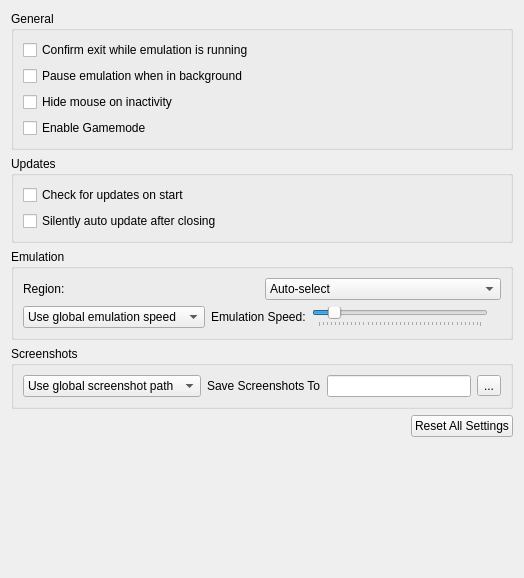
PabloMK7/citra, file src/citra_qt/configuration/configure_general.ui: the form before one commit.
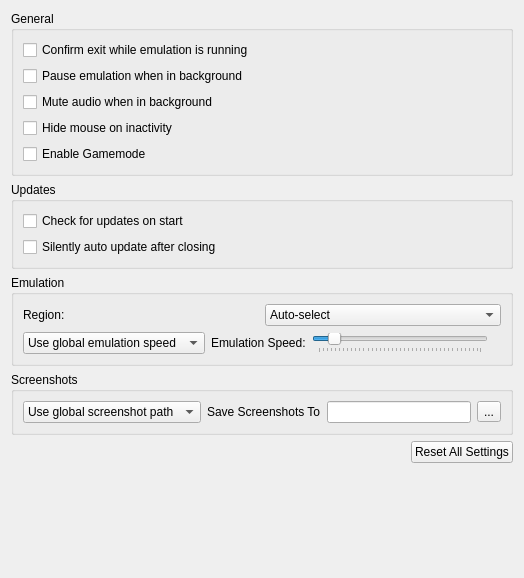
The form after the commit.

Commit message: Port yuzu-emu/yuzu#7506 & yuzu-emu/yuzu#7861: "Fix yuzu-emu/yuzu#7502" & "yuzu: Mute audio when in background" (#7321)

The edit to the form file:
```diff
--- a/src/citra_qt/configuration/configure_general.ui
+++ b/src/citra_qt/configuration/configure_general.ui
@@ -36,6 +36,13 @@
           </property>
          </widget>
         </item>
+        <item>
+         <widget class="QCheckBox" name="toggle_background_mute">
+          <property name="text">
+           <string>Mute audio when in background</string>
+          </property>
+         </widget>
+        </item>
         <item>
          <widget class="QCheckBox" name="toggle_hide_mouse">
           <property name="text">
```
The commit also changes 5 other files.
